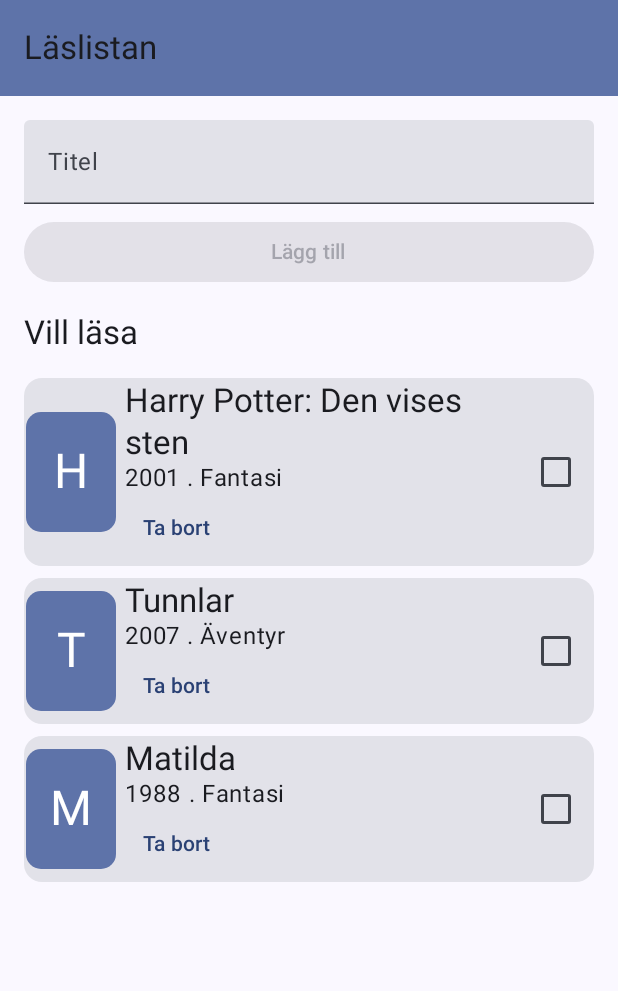
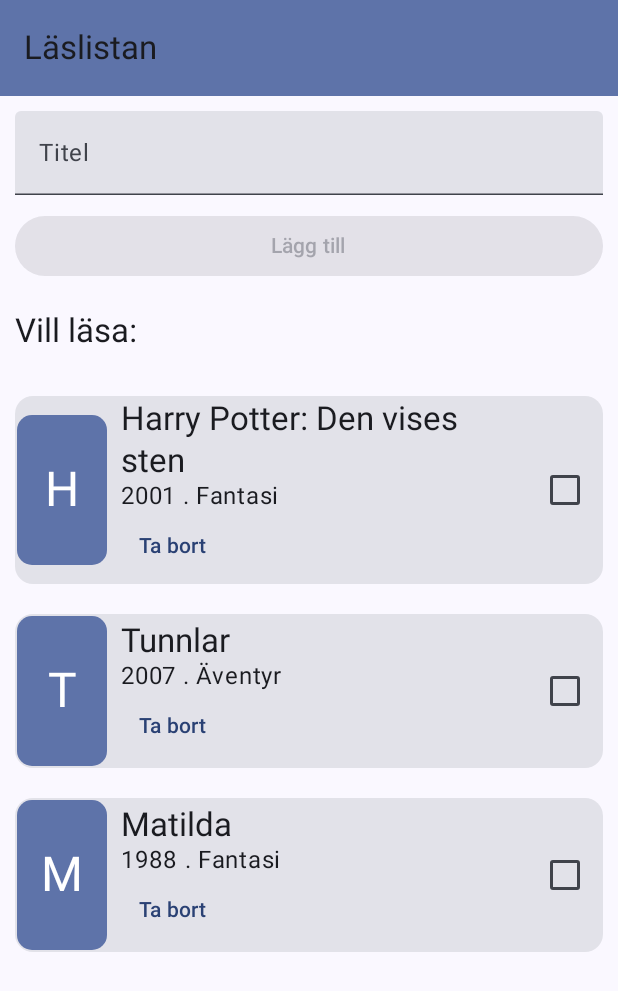
Before and after one commit to TeB404/Laslistan, an Android app built with Jetpack Compose: the screen it shows after launch (MainActivity), on a phone screen of 412 x 824 dp. Shown: the top 991 px of the screen. Run offline under Robolectric (Android 15) with nearby library versions, the phone set to English and light mode, and no system bars.

Commit message:
Fix: Listan ligger nu i viewmodel

```diff
--- a/app/src/main/java/com/example/laslistan/LaslistanViewModel.kt
+++ b/app/src/main/java/com/example/laslistan/LaslistanViewModel.kt
@@ -8,7 +8,11 @@ import androidx.lifecycle.ViewModel
 
 data class LaslistanUiState(
     val nyTitel: String = "",
-    val bocker: List<Bok> = startbok,
+    val bocker: List<Bok> = listOf(
+        Bok(1, "Harry Potter: Den vises sten", 2001, "Fantasi"),
+        Bok(2, "Tunnlar", 2007, "Äventyr"),
+        Bok(3, "Matilda", 1988, "Fantasi")
+    )
 )
 
 class LaslistanViewModel : ViewModel() {
--- a/app/src/main/java/com/example/laslistan/MainActivity.kt
+++ b/app/src/main/java/com/example/laslistan/MainActivity.kt
@@ -78,17 +78,11 @@ data class Bok(
     val sedd: Boolean = false,
 )
 
-val startbok = listOf(
-    Bok(1, "Harry Potter: Den vises sten", 2001, "Fantasi"),
-    Bok(2, "Tunnlar", 2007, "Äventyr"),
-    Bok(3, "Matilda", 1988, "Fantasi")
-)
-
 @Composable
 fun BildPlats(titel: String, modifier: Modifier = Modifier) {
     Box(
         modifier = modifier
-        .size(width = 60.dp, height = 80.dp)
+        .size(width = 60.dp, height = 100.dp)
         .clip(RoundedCornerShape(10.dp))
         .background(MaterialTheme.colorScheme.primaryContainer),
         contentAlignment = Alignment.Center,
@@ -116,13 +110,13 @@ fun BokKort(
             BildPlats(titel = bok.titel)
             Column(
                 modifier = Modifier
-                    .padding(start = 6.dp)
+                    .padding(start = 9.dp)
                     .weight(1f)
             ) {
-                Text(text = bok.titel, style = MaterialTheme.typography.titleLarge)
+                Text(text = bok.titel, style = MaterialTheme.typography.titleLargeEmphasized)
                 Text(
                     text = "${bok.ar} . ${bok.genre}",
-                    style = MaterialTheme.typography.bodyLarge,
+                    style = MaterialTheme.typography.bodyLargeEmphasized,
                 )
 
                 TextButton(onClick = onRemove) {
@@ -157,7 +151,7 @@ fun LaslistanScreen(viewModel: LaslistanViewModel = viewModel()) {
             modifier = Modifier
                 .padding(innerPadding)
                 .fillMaxSize()
-                .padding(16.dp)
+                .padding(10.dp)
         ) {
             TextField(
                 value = state.nyTitel,
@@ -170,7 +164,7 @@ fun LaslistanScreen(viewModel: LaslistanViewModel = viewModel()) {
                 onClick = { viewModel.addBok() },
                 enabled = state.nyTitel.isNotBlank(),
                 modifier = Modifier
-                    .padding(top = 8.dp)
+                    .padding(top = 10.dp)
                     .fillMaxWidth()
             ) {
                 Text("Lägg till")
@@ -178,14 +172,14 @@ fun LaslistanScreen(viewModel: LaslistanViewModel = viewModel()) {
             LazyColumn(
                 modifier = Modifier
                     .weight(1f)
-                    .padding(top = 8.dp),
-                verticalArrangement = Arrangement.spacedBy(8.dp)
+                    .padding(top = 9.dp),
+                verticalArrangement = Arrangement.spacedBy(20.dp)
             ) {
                 item {
                     Text(
-                        text = "Vill läsa",
+                        text = "Vill läsa: ",
                         style = MaterialTheme.typography.titleLarge,
-                        modifier = Modifier.padding(vertical = 8.dp)
+                        modifier = Modifier.padding(vertical = 9.dp)
                     )
                 }
 
```
